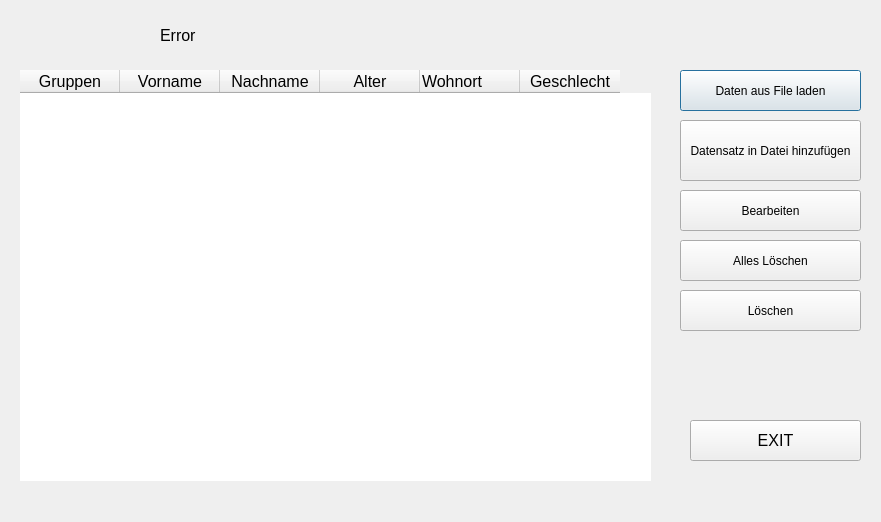
awalii/Qt_Gruppenarbeit_Probie, file liste.ui: the form before one commit.
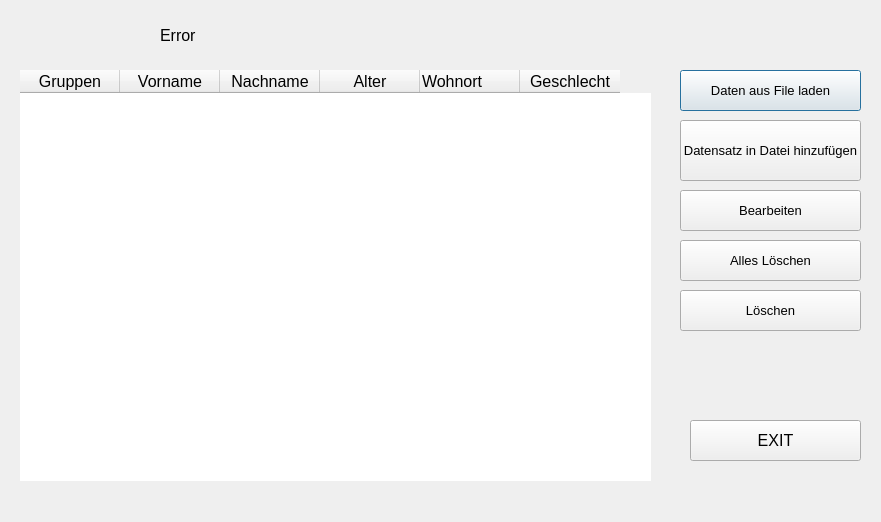
The form after the commit.

Patch:
```diff
--- a/liste.ui
+++ b/liste.ui
@@ -46,6 +46,11 @@
      <height>41</height>
     </rect>
    </property>
+   <property name="font">
+    <font>
+     <pointsize>10</pointsize>
+    </font>
+   </property>
    <property name="text">
     <string>Daten aus File laden</string>
    </property>
@@ -77,6 +82,11 @@
      <height>61</height>
     </rect>
    </property>
+   <property name="font">
+    <font>
+     <pointsize>10</pointsize>
+    </font>
+   </property>
    <property name="text">
     <string>Datensatz in Datei hinzufügen</string>
    </property>
@@ -249,6 +259,11 @@
      <height>41</height>
     </rect>
    </property>
+   <property name="font">
+    <font>
+     <pointsize>10</pointsize>
+    </font>
+   </property>
    <property name="text">
     <string>Alles Löschen</string>
    </property>
@@ -262,6 +277,11 @@
      <height>41</height>
     </rect>
    </property>
+   <property name="font">
+    <font>
+     <pointsize>10</pointsize>
+    </font>
+   </property>
    <property name="text">
     <string>Bearbeiten</string>
    </property>
@@ -275,6 +295,11 @@
      <height>41</height>
     </rect>
    </property>
+   <property name="font">
+    <font>
+     <pointsize>10</pointsize>
+    </font>
+   </property>
    <property name="text">
     <string>Löschen</string>
    </property>
```
